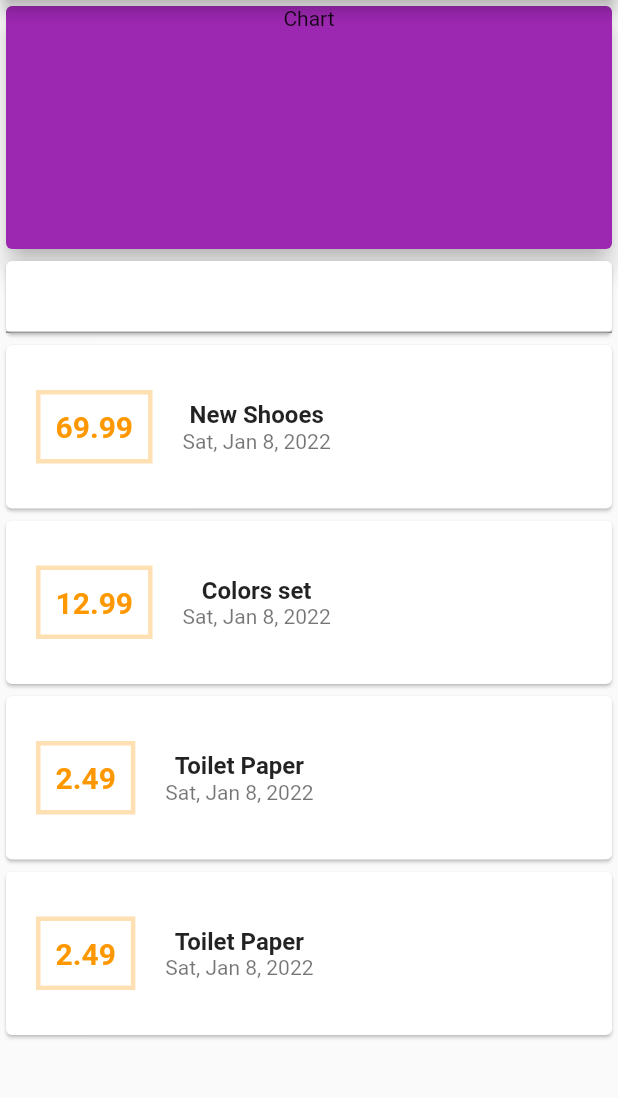
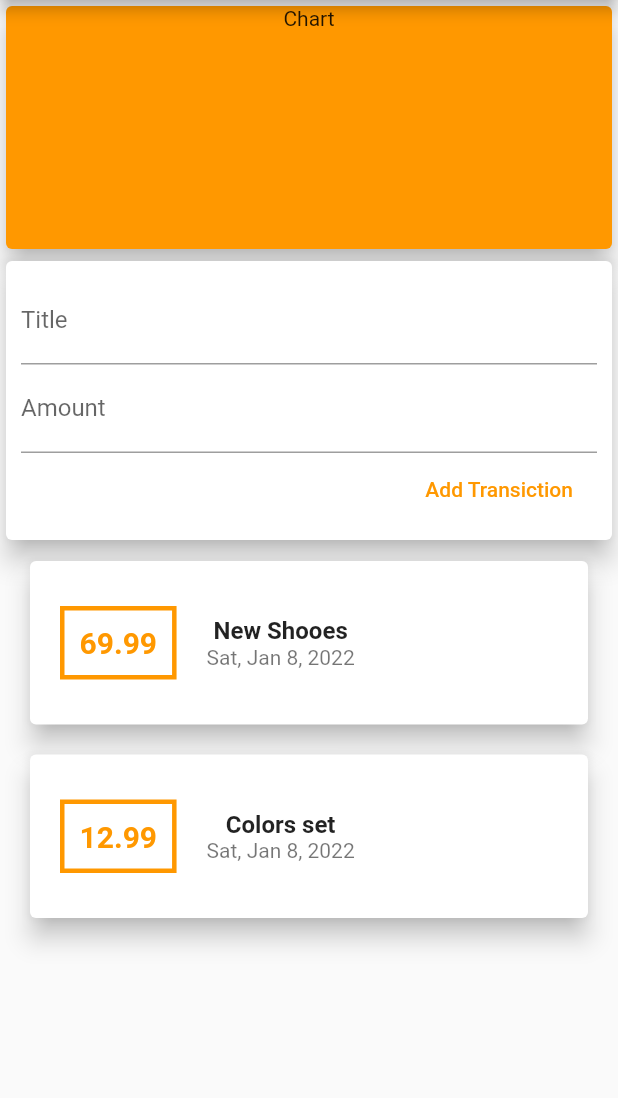
Before and after one commit to youhaveme9/expense-tracker-app, a Flutter app: the screen it shows after launch, on a phone screen of 412 x 824 dp, the part 84-1182 px from its top. Run offline on Flutter 3.47's test engine with Material 2 defaults, Android fonts, the phone set to English and light mode, and no system bars.

Commit message:
UI changes

```diff
--- a/lib/expanseCard.dart
+++ b/lib/expanse_card.dart
@@ -15,12 +15,17 @@ class ExpenseCard extends StatelessWidget {
   @override
   Widget build(BuildContext context) {
     return Card(
+      elevation: 7,
+      margin: const EdgeInsets.symmetric(
+        horizontal: 20,
+        vertical: 10,
+      ),
       child: Row(
         children: <Widget>[
           Container(
             decoration: BoxDecoration(
               border: Border.all(
-                color: Colors.orange.shade100,
+                color: Colors.orange,
                 width: 3,
               ),
             ),
@@ -58,3 +63,5 @@ class ExpenseCard extends StatelessWidget {
     );
   }
 }
+
+class $ {}
--- a/lib/main.dart
+++ b/lib/main.dart
@@ -1,7 +1,8 @@
+// ignore_for_file: prefer_const_constructors
+
 import 'package:flutter/material.dart';
-import './transaction.dart';
-import 'package:intl/intl.dart';
-import './expanseCard.dart';
+import './models/transaction.dart';
+import './expanse_card.dart';
 
 void main() => runApp(MyApp());
 
@@ -29,19 +30,15 @@ class MyHomePage extends StatelessWidget {
       amount: 12.99,
       date: DateTime.now(),
     ),
-    Transaction(
-      id: 't3',
-      title: 'Toilet Paper',
-      amount: 2.49,
-      date: DateTime.now(),
-    ),
-    Transaction(
-      id: 't3',
-      title: 'Toilet Paper',
-      amount: 2.49,
-      date: DateTime.now(),
-    ),
   ];
+
+  final titleController = TextEditingController();
+  final amountController = TextEditingController();
+
+  void press() {
+    print(titleController.text);
+    print(amountController.text);
+  }
 
   @override
   Widget build(BuildContext context) {
@@ -57,7 +54,7 @@ class MyHomePage extends StatelessWidget {
             width: double.infinity,
             height: 170,
             child: const Card(
-              color: Colors.purple,
+              color: Colors.orange,
               child: Text(
                 'Chart',
                 textAlign: TextAlign.center,
@@ -68,15 +65,29 @@ class MyHomePage extends StatelessWidget {
 
           //input area
           Card(
-            child: Column(
-              children: const <Widget>[
-                TextField(
-                  textAlign: TextAlign.center,
-                ),
-              ],
+            elevation: 7,
+            child: Container(
+              padding: const EdgeInsets.all(10),
+              child: Column(
+                crossAxisAlignment: CrossAxisAlignment.end,
+                children: <Widget>[
+                  TextField(
+                    decoration: InputDecoration(labelText: 'Title'),
+                    controller: titleController,
+                  ),
+                  TextField(
+                    decoration: InputDecoration(labelText: 'Amount'),
+                    controller: amountController,
+                  ),
+                  FlatButton(
+                    child: Text('Add Transiction'),
+                    onPressed: press,
+                    textColor: Colors.orange,
+                  )
+                ],
+              ),
             ),
           ),
-
           Column(
             children: transaction.map((tx) {
               return ExpenseCard(
```
Also changed, not shown: lib/models/transaction.dart (renamed from lib/transaction.dart).
